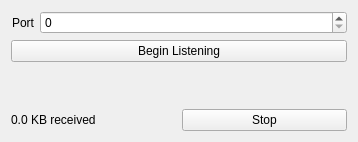
Before: the Qt Designer form src/hobbits-plugins/importerexporters/UdpData/udpreceiver.ui in goldest-star/binary-analysis-tool, drawn with Qt 5.
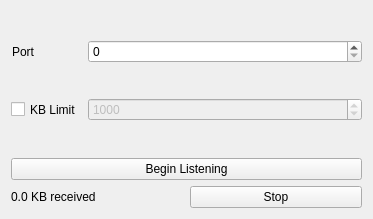
After: the same form once the commit is applied.

Diff of the .ui file:
```diff
--- a/src/hobbits-plugins/importerexporters/UdpData/udpreceiver.ui
+++ b/src/hobbits-plugins/importerexporters/UdpData/udpreceiver.ui
@@ -6,8 +6,8 @@
    <rect>
     <x>0</x>
     <y>0</y>
-    <width>358</width>
-    <height>142</height>
+    <width>373</width>
+    <height>219</height>
    </rect>
   </property>
   <property name="windowTitle">
@@ -18,6 +18,12 @@
     <layout class="QFormLayout" name="formLayout">
      <item row="0" column="0">
       <widget class="QLabel" name="label">
+       <property name="sizePolicy">
+        <sizepolicy hsizetype="Preferred" vsizetype="Expanding">
+         <horstretch>0</horstretch>
+         <verstretch>0</verstretch>
+        </sizepolicy>
+       </property>
        <property name="text">
         <string>Port</string>
        </property>
@@ -36,15 +42,47 @@
        </property>
       </widget>
      </item>
-     <item row="1" column="0" colspan="2">
-      <widget class="QPushButton" name="pb_start">
+     <item row="1" column="1">
+      <widget class="QSpinBox" name="sb_limit">
+       <property name="enabled">
+        <bool>false</bool>
+       </property>
+       <property name="suffix">
+        <string/>
+       </property>
+       <property name="minimum">
+        <number>1</number>
+       </property>
+       <property name="maximum">
+        <number>10000000</number>
+       </property>
+       <property name="value">
+        <number>1000</number>
+       </property>
+      </widget>
+     </item>
+     <item row="1" column="0">
+      <widget class="QCheckBox" name="ck_limit">
+       <property name="sizePolicy">
+        <sizepolicy hsizetype="Minimum" vsizetype="Expanding">
+         <horstretch>0</horstretch>
+         <verstretch>0</verstretch>
+        </sizepolicy>
+       </property>
        <property name="text">
-        <string>Begin Listening</string>
+        <string>KB Limit</string>
        </property>
       </widget>
      </item>
     </layout>
    </item>
+   <item>
+    <widget class="QPushButton" name="pb_start">
+     <property name="text">
+      <string>Begin Listening</string>
+     </property>
+    </widget>
+   </item>
    <item>
     <layout class="QHBoxLayout" name="horizontalLayout">
      <item>
```
Left out of the diff: 19 changed lines with no effect on the pictures.
